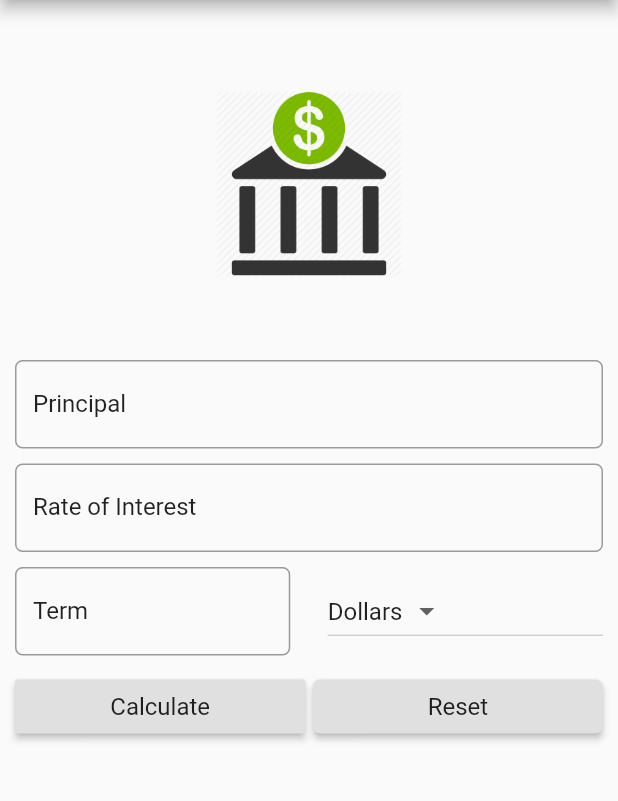
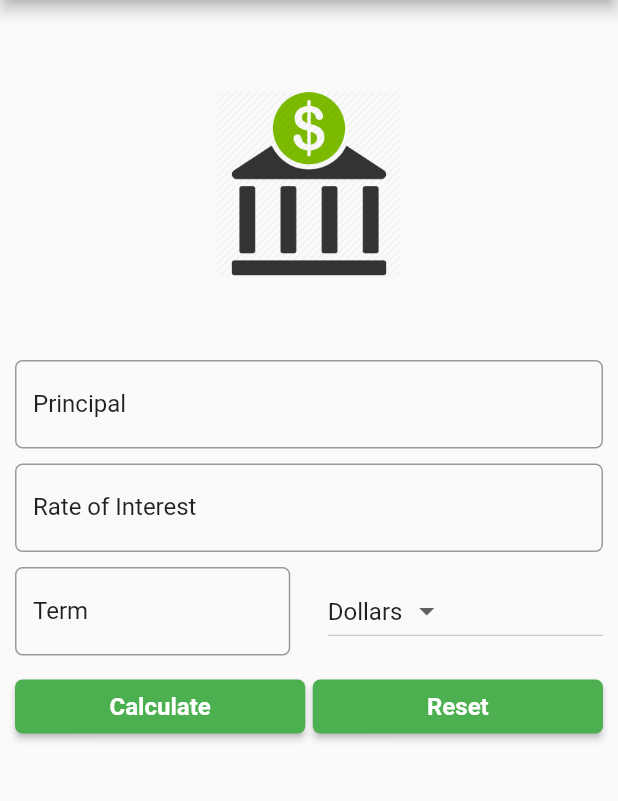
Before and after one commit to T-Davis/simple-interest-calulator-flutter, a Flutter app: the screen it shows after launch, after a tap on "Calculate", on a phone screen of 412 x 824 dp, the part 84-885 px from its top. Run offline on Flutter 3.47's test engine with Material 2 defaults, Android fonts, the phone set to English and light mode, and no system bars; statements that could not run were skipped.

Commit message:
change color, fontsize, fontstyle of calculate and reset buttons

```diff
--- a/lib/main.dart
+++ b/lib/main.dart
@@ -115,10 +115,19 @@ class _SIFormState extends State<SIForm> {
                       children: <Widget>[
                         Expanded(
                           child: RaisedButton(
-                              child: Text('Calculate', style: textStyle),
+                              child: Text('Calculate',
+                                  style: TextStyle(
+                                      color: Colors.white,
+                                      fontSize: textStyle.fontSize,
+                                      fontWeight: FontWeight.bold)),
+                              shape: RoundedRectangleBorder(
+                                  borderRadius: BorderRadius.circular(5.0)),
+                              color: Colors.green,
                               onPressed: () {
                                 setState(() {
-                                  displayResult = _calculateTotalReturns();
+                                  if (_formKey.currentState.validate()) {
+                                    _displayResult = _calculateTotalReturns();
+                                  }
                                 });
                               }),
                         ),
@@ -127,9 +136,14 @@ class _SIFormState extends State<SIForm> {
                         ),
                         Expanded(
                             child: RaisedButton(
-                                child: Text('Reset', style: textStyle),
+                                child: Text('Reset',
+                                    style: TextStyle(
+                                        color: Colors.white,
+                                        fontSize: textStyle.fontSize,
+                                        fontWeight: FontWeight.bold)),
                                 shape: RoundedRectangleBorder(
                                     borderRadius: BorderRadius.circular(5.0)),
+                                color: Colors.green,
                                 onPressed: () {
                                   setState(() {
                                     reset();
```
